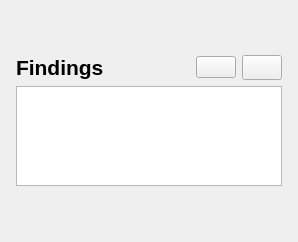
QIICR/SlicerPIRADS, file SlicerPIRADS/Resources/UI/FindingsWidget.ui: the form before one commit.
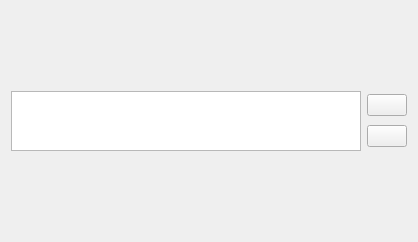
The form after the commit. Icons and pictures are not drawn.

Commit message: ENH: Implementing UI parts as exclusive collapsible buttons

```diff
--- a/SlicerPIRADS/Resources/UI/FindingsWidget.ui
+++ b/SlicerPIRADS/Resources/UI/FindingsWidget.ui
@@ -6,7 +6,7 @@
    <rect>
     <x>0</x>
     <y>0</y>
-    <width>298</width>
+    <width>418</width>
     <height>242</height>
    </rect>
   </property>
@@ -25,81 +25,10 @@
   <property name="styleSheet">
    <string notr="true"/>
   </property>
-  <layout class="QGridLayout" name="gridLayout">
+  <layout class="QGridLayout" name="gridLayout_3">
    <item row="0" column="0">
-    <layout class="QGridLayout" name="gridLayout_3">
-     <property name="leftMargin">
-      <number>5</number>
-     </property>
-     <property name="rightMargin">
-      <number>5</number>
-     </property>
-     <item row="0" column="3">
-      <widget class="QPushButton" name="addFindingsButton">
-       <property name="enabled">
-        <bool>true</bool>
-       </property>
-       <property name="sizePolicy">
-        <sizepolicy hsizetype="Preferred" vsizetype="Preferred">
-         <horstretch>0</horstretch>
-         <verstretch>0</verstretch>
-        </sizepolicy>
-       </property>
-       <property name="cursor">
-        <cursorShape>PointingHandCursor</cursorShape>
-       </property>
-       <property name="toolTip">
-        <string>Add finding</string>
-       </property>
-       <property name="autoFillBackground">
-        <bool>false</bool>
-       </property>
-       <property name="text">
-        <string/>
-       </property>
-       <property name="icon">
-        <iconset resource="../SlicerPIRADS.qrc">
-         <normaloff>:/Icons/Add.png</normaloff>:/Icons/Add.png</iconset>
-       </property>
-      </widget>
-     </item>
-     <item row="0" column="0">
-      <widget class="QLabel" name="titleLabel">
-       <property name="sizePolicy">
-        <sizepolicy hsizetype="Minimum" vsizetype="Preferred">
-         <horstretch>1</horstretch>
-         <verstretch>0</verstretch>
-        </sizepolicy>
-       </property>
-       <property name="font">
-        <font>
-         <pointsize>16</pointsize>
-         <weight>75</weight>
-         <bold>true</bold>
-        </font>
-       </property>
-       <property name="styleSheet">
-        <string notr="true"/>
-       </property>
-       <property name="text">
-        <string>Findings</string>
-       </property>
-      </widget>
-     </item>
-     <item row="0" column="1">
-      <spacer name="horizontalSpacer">
-       <property name="orientation">
-        <enum>Qt::Horizontal</enum>
-       </property>
-       <property name="sizeHint" stdset="0">
-        <size>
-         <width>40</width>
-         <height>20</height>
-        </size>
-       </property>
-      </spacer>
-     </item>
-     <item row="1" column="0" colspan="4">
+    <layout class="QHBoxLayout" name="horizontalLayout">
+     <item>
       <widget class="QListView" name="findingsListView">
        <property name="sizePolicy">
         <sizepolicy hsizetype="Minimum" vsizetype="Maximum">
@@ -110,7 +39,7 @@
        <property name="maximumSize">
         <size>
          <width>16777215</width>
-         <height>100</height>
+         <height>60</height>
         </size>
        </property>
        <property name="contextMenuPolicy">
@@ -136,19 +65,58 @@
        </property>
       </widget>
      </item>
-     <item row="0" column="2">
-      <widget class="QPushButton" name="removeFindingsButton">
-       <property name="toolTip">
-        <string>Remove finding</string>
-       </property>
-       <property name="text">
-        <string/>
-       </property>
-       <property name="icon">
-        <iconset>
-         <normaloff>:/Icons/Remove.png</normaloff>:/Icons/Remove.png</iconset>
-       </property>
-      </widget>
+     <item>
+      <layout class="QVBoxLayout" name="verticalLayout_4">
+       <item>
+        <widget class="QPushButton" name="addFindingsButton">
+         <property name="enabled">
+          <bool>true</bool>
+         </property>
+         <property name="sizePolicy">
+          <sizepolicy hsizetype="Maximum" vsizetype="Maximum">
+           <horstretch>0</horstretch>
+           <verstretch>0</verstretch>
+          </sizepolicy>
+         </property>
+         <property name="cursor">
+          <cursorShape>PointingHandCursor</cursorShape>
+         </property>
+         <property name="toolTip">
+          <string>Add finding</string>
+         </property>
+         <property name="autoFillBackground">
+          <bool>false</bool>
+         </property>
+         <property name="text">
+          <string/>
+         </property>
+         <property name="icon">
+          <iconset resource="../SlicerPIRADS.qrc">
+           <normaloff>:/Icons/Add.png</normaloff>:/Icons/Add.png</iconset>
+         </property>
+        </widget>
+       </item>
+       <item>
+        <widget class="QPushButton" name="removeFindingsButton">
+         <property name="sizePolicy">
+          <sizepolicy hsizetype="Maximum" vsizetype="Maximum">
+           <horstretch>0</horstretch>
+           <verstretch>0</verstretch>
+          </sizepolicy>
+         </property>
+         <property name="toolTip">
+          <string>Remove finding</string>
+         </property>
+         <property name="text">
+          <string/>
+         </property>
+         <property name="icon">
+          <iconset>
+           <normaloff>:/Icons/Remove.png</normaloff>:/Icons/Remove.png</iconset>
+         </property>
+        </widget>
+       </item>
+      </layout>
      </item>
     </layout>
    </item>
```
The commit also changes 5 other files.
